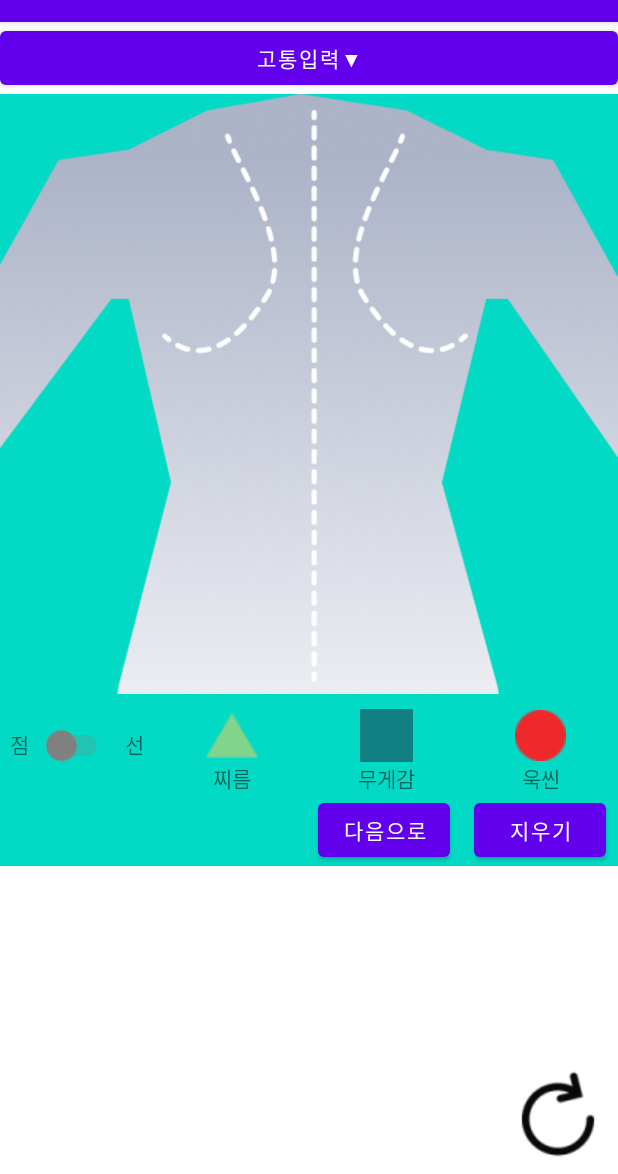
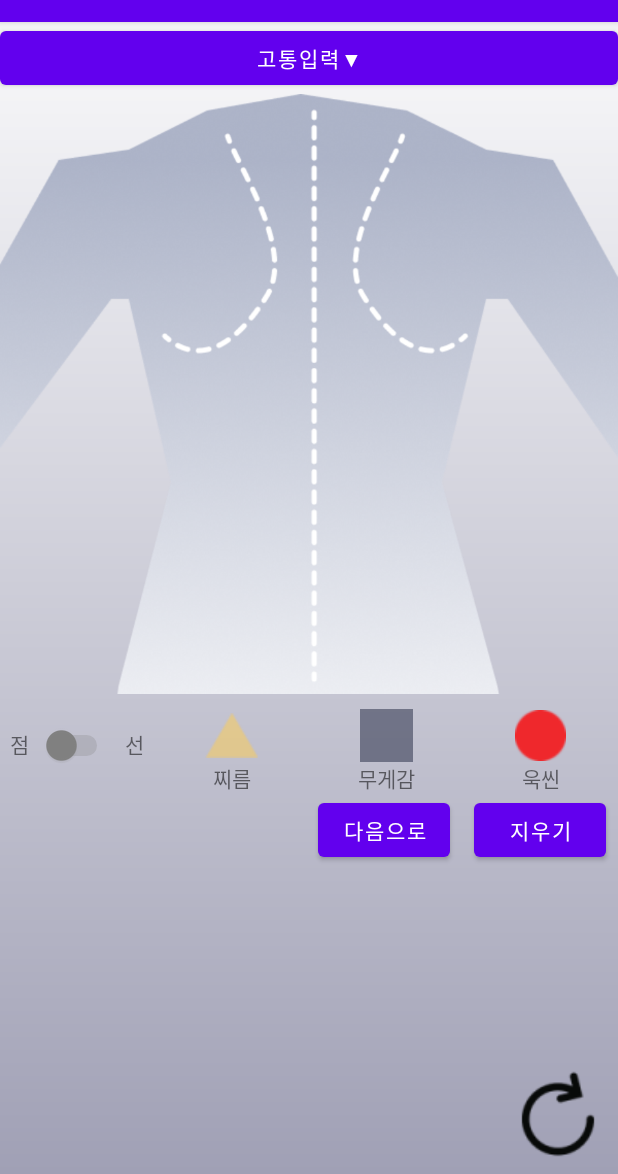
Before and after one commit to 2024-KMU-Mobile-Project-Health-Care/Main-Repo, an Android app: the PainGUI screen opened directly, with no data from a screen before it, on a phone screen of 412 x 824 dp, the part 62-1236 px from its top. Run offline under Robolectric (Android 15) with nearby library versions, the phone set to English and light mode, and no system bars.

Commit message:
PainGUI : change the background and add image button's touch feed back

```diff
--- /dev/null
+++ b/app/src/main/res/drawable/gradient_background.xml
@@ -0,0 +1,11 @@
+<?xml version="1.0" encoding="utf-8"?>
+<layer-list xmlns:android="http://schemas.android.com/apk/res/android">
+    <item>
+        <shape android:shape="rectangle">
+            <gradient
+                android:startColor="#A0A0B5"
+                android:endColor="#FFFFFF"
+                android:angle="90" />
+        </shape>
+    </item>
+</layer-list>
--- a/app/src/main/res/layout/activity_pain_gui.xml
+++ b/app/src/main/res/layout/activity_pain_gui.xml
@@ -14,7 +14,8 @@
         android:layout_width="match_parent"
         android:layout_height="match_parent"
         android:columnCount="1"
-        android:rowCount="2">
+        android:rowCount="2"
+        android:background="@drawable/gradient_background">
 
         <Button
             android:id="@+id/btn_pain_input"
@@ -30,7 +31,7 @@
             android:layout_height="wrap_content"
             android:layout_row="1"
             android:layout_column="0"
-            android:background="@color/teal_200"
+            android:background="@null"
             android:orientation="vertical">
 
             <GridLayout
@@ -97,7 +98,7 @@
                         android:layout_width="35dp"
                         android:layout_height="35dp"
                         android:src="@drawable/pain_stabbing"
-                        android:background="@color/teal_200"
+                        android:background="?attr/selectableItemBackground"
                         android:contentDescription="@string/pain_type_1" />
                     <TextView
                         android:layout_width="wrap_content"
@@ -120,7 +121,7 @@
                         android:layout_width="35dp"
                         android:layout_height="35dp"
                         android:src="@drawable/pain_heavy"
-                        android:background="@color/teal_200"
+                        android:background="?attr/selectableItemBackground"
                         android:contentDescription="@string/pain_type_2" />
                     <TextView
                         android:layout_width="wrap_content"
@@ -143,7 +144,7 @@
                         android:layout_width="35dp"
                         android:layout_height="35dp"
                         android:src="@drawable/pain_throbbing"
-                        android:background="@color/teal_200"
+                        android:background="?attr/selectableItemBackground"
                         android:contentDescription="@string/pain_type_3" />
                     <TextView
                         android:layout_width="wrap_content"
```
